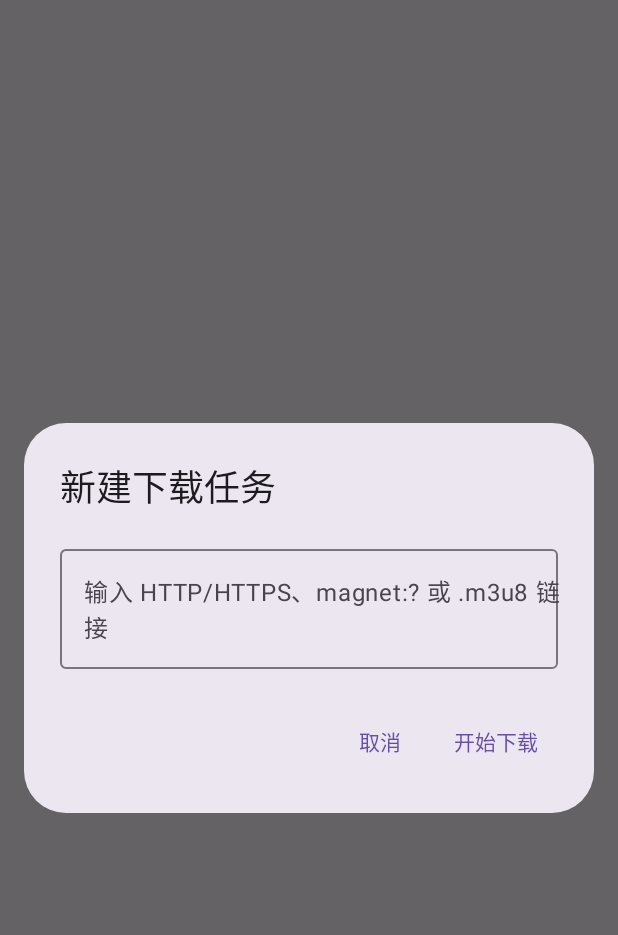
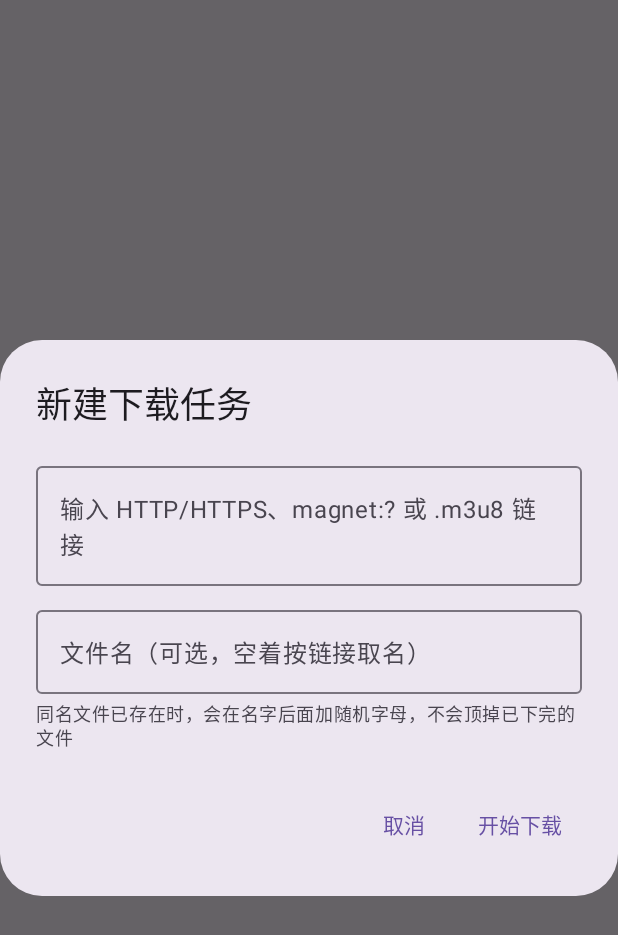
Before and after one commit to liuxu1027/mdm-android, an Android app built with Jetpack Compose: the composable AddLinkDialog shown on its own in the app's theme, on a phone screen of 412 x 824 dp. Shown: the top 935 px of the screen. Run offline under Robolectric (Android 15) with nearby library versions, the phone set to English and light mode, and no system bars; libraries missing offline, so code that uses them is left out: uniffi.mdm_android; 7 statements that could not run were skipped.

Commit message:
设置加去广告开关；添加对话框加文件名字段；进度条平滑动画

```diff
--- a/android/app/src/main/java/com/mdm/android/ui/MainScreen.kt
+++ b/android/app/src/main/java/com/mdm/android/ui/MainScreen.kt
@@ -6,6 +6,8 @@ import android.content.Intent
 import android.net.Uri
 import android.os.Build
 import android.provider.Settings
+import androidx.compose.animation.core.animateFloatAsState
+import androidx.compose.animation.core.tween
 import androidx.compose.foundation.layout.*
 import androidx.compose.foundation.lazy.LazyColumn
 import androidx.compose.foundation.lazy.items
@@ -142,8 +144,8 @@ fun MainScreen(viewModel: MainViewModel) {
     if (showAddDialog) {
         AddLinkDialog(
             onDismiss = { showAddDialog = false },
-            onConfirm = { link ->
-                viewModel.addLink(link)
+            onConfirm = { link, name ->
+                viewModel.addLink(link, name)
                 showAddDialog = false
             }
         )
@@ -158,6 +160,7 @@ fun MainScreen(viewModel: MainViewModel) {
             retryMaxAttempts = viewModel.retryMaxAttempts,
             retryDelaySecs = viewModel.retryDelaySecs,
             retryAlways = viewModel.retryAlways,
+            removeAds = viewModel.removeAds,
             downloadDir = viewModel.downloadDir,
             downloadLocation = viewModel.downloadLocation,
             hasAllFilesAccess = DownloadForegroundService.hasAllFilesAccess(context),
@@ -168,6 +171,7 @@ fun MainScreen(viewModel: MainViewModel) {
             onRetryMaxAttemptsChange = { viewModel.updateRetryMaxAttempts(it) },
             onRetryDelaySecsChange = { viewModel.updateRetryDelaySecs(it) },
             onRetryAlwaysChange = { viewModel.updateRetryAlways(it) },
+            onRemoveAdsChange = { viewModel.updateRemoveAds(it) },
             onDownloadLocationChange = { viewModel.updateDownloadLocation(it) },
             onOpenAllFilesAccess = openAllFilesAccess,
             onDismiss = { showSettings = false }
@@ -243,6 +247,13 @@ private fun DownloadTaskCard(
     val progress = if (task.totalBytes > 0uL) {
         (task.downloadedBytes.toFloat() / task.totalBytes.toFloat()).coerceIn(0f, 1f)
     } else 0f
+    // 进度条平滑动画：引擎一批一批汇报进度，数值会跳；条用动画匀速走过去，看着就是线性的。
+    // 百分比也跟着动画走；“已下载多少 MB”那两个数字还是实打实的值。
+    val animatedProgress by animateFloatAsState(
+        targetValue = progress,
+        animationSpec = tween(durationMillis = 600),
+        label = "downloadProgress"
+    )
 
     Card(modifier = Modifier.fillMaxWidth()) {
         Column(modifier = Modifier.padding(16.dp)) {
@@ -273,11 +284,11 @@ private fun DownloadTaskCard(
                 )
             }
             Spacer(modifier = Modifier.height(8.dp))
-            LinearProgressIndicator(progress = { progress }, modifier = Modifier.fillMaxWidth())
+            LinearProgressIndicator(progress = { animatedProgress }, modifier = Modifier.fillMaxWidth())
             Spacer(modifier = Modifier.height(4.dp))
             Text(
                 text = if (task.totalBytes > 0uL) {
-                    "${formatSize(task.downloadedBytes.toLong())} / ${formatSize(task.totalBytes.toLong())} · ${(progress * 100).toInt()}%"
+                    "${formatSize(task.downloadedBytes.toLong())} / ${formatSize(task.totalBytes.toLong())} · ${(animatedProgress * 100).toInt()}%"
                 } else if (task.downloadedBytes > 0uL) {
                     "已下载 ${formatSize(task.downloadedBytes.toLong())}"
                 } else {
@@ -329,22 +340,39 @@ private fun DownloadTaskCard(
 }
 
 @Composable
-private fun AddLinkDialog(onDismiss: () -> Unit, onConfirm: (String) -> Unit) {
+private fun AddLinkDialog(onDismiss: () -> Unit, onConfirm: (String, String?) -> Unit) {
     var text by remember { mutableStateOf("") }
+    var fileName by remember { mutableStateOf("") }
     AlertDialog(
         onDismissRequest = onDismiss,
         title = { Text("新建下载任务") },
         text = {
+            Column {
                 OutlinedTextField(
                     value = text,
                     onValueChange = { text = it },
                     label = { Text("输入 HTTP/HTTPS、magnet:? 或 .m3u8 链接") },
                     singleLine = false,
-                maxLines = 4
+                    maxLines = 4,
+                    modifier = Modifier.fillMaxWidth()
                 )
+                Spacer(modifier = Modifier.height(8.dp))
+                OutlinedTextField(
+                    value = fileName,
+                    onValueChange = { fileName = it },
+                    label = { Text("文件名（可选，空着按链接取名）") },
+                    singleLine = true,
+                    modifier = Modifier.fillMaxWidth()
+                )
+                Spacer(modifier = Modifier.height(4.dp))
+                Text(
+                    "同名文件已存在时，会在名字后面加随机字母，不会顶掉已下完的文件",
+                    style = MaterialTheme.typography.bodySmall
+                )
+            }
         },
         confirmButton = {
-            TextButton(onClick = { onConfirm(text) }) { Text("开始下载") }
+            TextButton(onClick = { onConfirm(text, fileName.ifBlank { null }) }) { Text("开始下载") }
         },
         dismissButton = {
             TextButton(onClick = onDismiss) { Text("取消") }
@@ -375,6 +403,7 @@ private fun SettingsDialog(
     retryMaxAttempts: Int,
     retryDelaySecs: Int,
     retryAlways: Boolean,
+    removeAds: Boolean,
     downloadDir: String,
     downloadLocation: String,
     hasAllFilesAccess: Boolean,
@@ -385,6 +414,7 @@ private fun SettingsDialog(
     onRetryMaxAttemptsChange: (Int) -> Unit,
     onRetryDelaySecsChange: (Int) -> Unit,
     onRetryAlwaysChange: (Boolean) -> Unit,
+    onRemoveAdsChange: (Boolean) -> Unit,
     onDownloadLocationChange: (String) -> Unit,
     onOpenAllFilesAccess: () -> Unit,
     onDismiss: () -> Unit
@@ -552,6 +582,18 @@ private fun SettingsDialog(
                         singleLine = true,
                         modifier = Modifier.fillMaxWidth()
                     )
+                    Spacer(modifier = Modifier.height(8.dp))
+                    Row(
+                        modifier = Modifier.fillMaxWidth(),
+                        horizontalArrangement = Arrangement.SpaceBetween,
+                        verticalAlignment = Alignment.CenterVertically
+                    ) {
+                        Column(modifier = Modifier.weight(1f)) {
+                            Text("去广告（m3u8 视频）", style = MaterialTheme.typography.bodyMedium)
+                            Text("同一列表拉两次，不一样的广告分片跳过不下", style = MaterialTheme.typography.bodySmall)
+                        }
+                        Switch(checked = removeAds, onCheckedChange = onRemoveAdsChange)
+                    }
                 }
             }
         },
```
Lines whose indentation alone changed are shown as unchanged.
